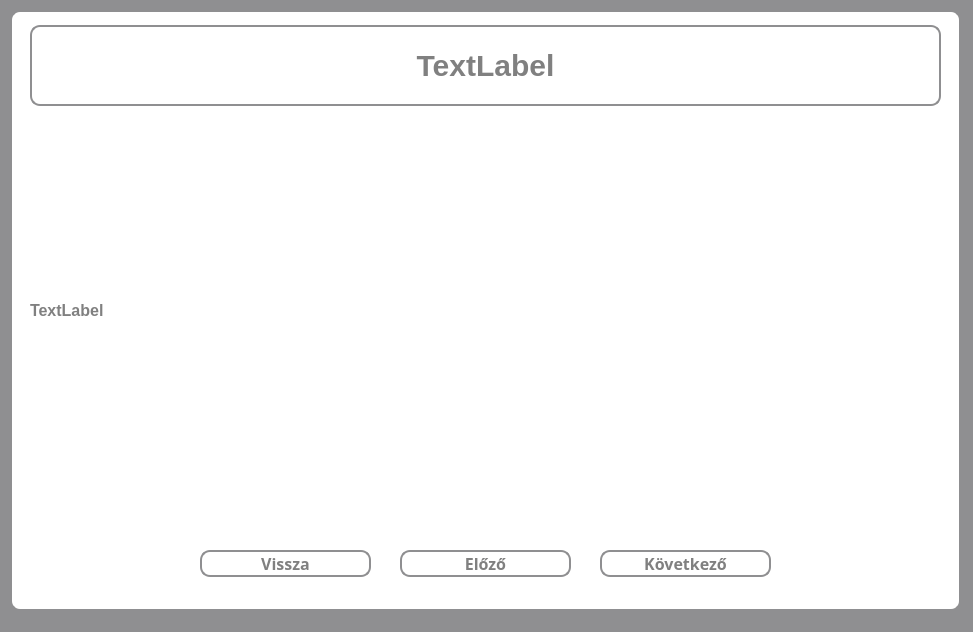
The window that src/main/resources/ui/dark/learnWindow.ui (pkristof1999/Szakdolgozat) describes before a commit, drawn with Qt 5.
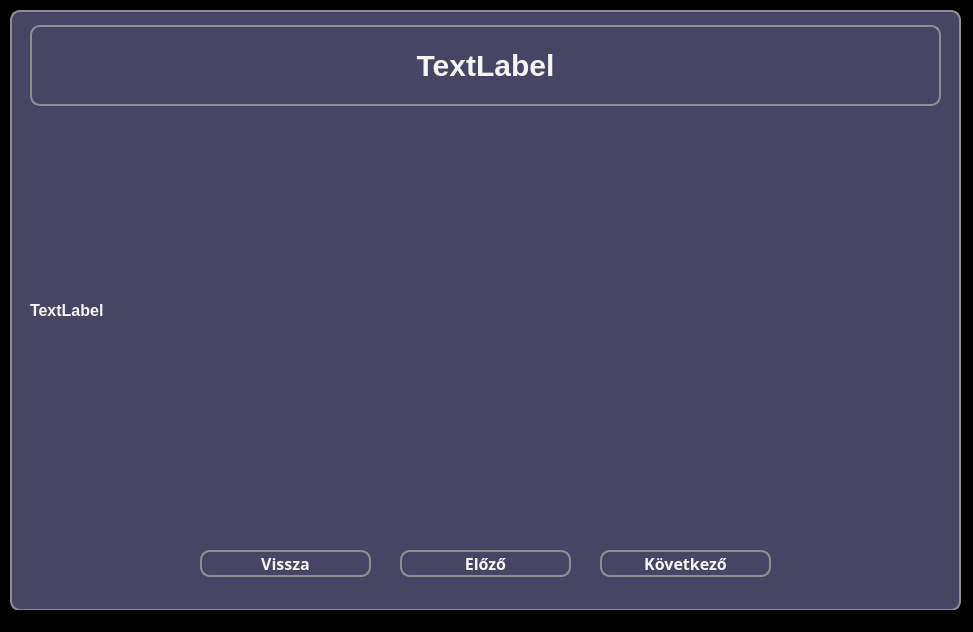
The same window after the commit.

```diff
--- a/src/main/resources/ui/dark/learnWindow.ui
+++ b/src/main/resources/ui/dark/learnWindow.ui
@@ -15,7 +15,7 @@
   </property>
   <property name="styleSheet">
    <string notr="true">* {
-	background-color: #8f8f91;
+	background-color: black;
 }</string>
   </property>
   <widget class="QWidget" name="centralwidget">
@@ -30,7 +30,7 @@
     </property>
     <property name="styleSheet">
      <string notr="true">* {
-	background-color: white;
+	background-color: rgb(70, 70, 100);
     border: 2px solid #8f8f91;
     border-radius: 10px;
     color: white;
@@ -56,8 +56,8 @@
      </property>
      <property name="styleSheet">
       <string notr="true">* {
-	background-color: white;
-	color: grey;
+	background-color: rgb(70, 70, 100);
+	color: whitesmoke;
 }
 
 *:hover {
@@ -87,8 +87,8 @@
      </property>
      <property name="styleSheet">
       <string notr="true">* {
-	background-color: white;
-	color: grey;
+	background-color: rgb(70, 70, 100);
+	color: whitesmoke;
 }
 
 *:hover {
@@ -112,7 +112,7 @@
      <property name="styleSheet">
       <string notr="true">* {
 	font-size: 30px;
-	color: grey;
+	color: whitesmoke;
 }</string>
      </property>
      <property name="text">
@@ -134,7 +134,7 @@
      <property name="styleSheet">
       <string notr="true">* {
 	border: none;
-	color: grey;
+	color: whitesmoke;
 }</string>
      </property>
      <property name="text">
@@ -159,8 +159,8 @@
      </property>
      <property name="styleSheet">
       <string notr="true">* {
-	background-color: white;
-	color: grey;
+	background-color: rgb(70, 70, 100);
+	color: whitesmoke;
 }
 
 *:hover {
```
